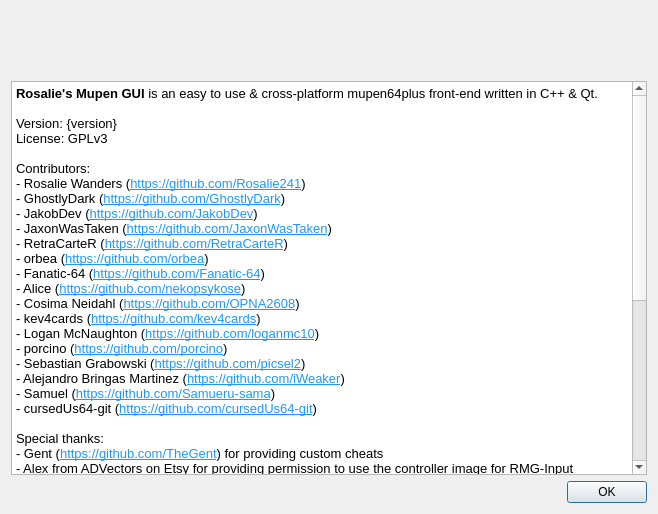
Above: Source/RMG/UserInterface/Dialog/AboutDialog.ui from Rosalie241/RMG before the change. Below: the same form after it.
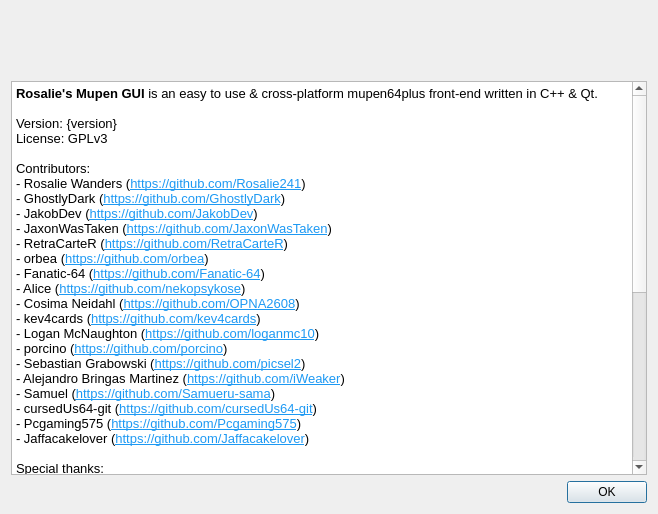
That is the form after the change. Icons and pictures are not drawn.

Commit message: RMG: add new contributors to AboutDialog.ui

Patch:
```diff
--- a/Source/RMG/UserInterface/Dialog/AboutDialog.ui
+++ b/Source/RMG/UserInterface/Dialog/AboutDialog.ui
@@ -84,10 +84,12 @@
 &lt;p style=&quot; margin-top:0px; margin-bottom:0px; margin-left:0px; margin-right:0px; -qt-block-indent:0; text-indent:0px;&quot;&gt;- Alejandro Bringas Martinez (&lt;a href=&quot;https://github.com/iWeaker&quot;&gt;&lt;span style=&quot; text-decoration: underline; color:#1d99f3;&quot;&gt;https://github.com/iWeaker&lt;/span&gt;&lt;/a&gt;)&lt;/p&gt;
 &lt;p style=&quot; margin-top:0px; margin-bottom:0px; margin-left:0px; margin-right:0px; -qt-block-indent:0; text-indent:0px;&quot;&gt;- Samuel (&lt;a href=&quot;https://github.com/Samueru-sama&quot;&gt;&lt;span style=&quot; text-decoration: underline; color:#1d99f3;&quot;&gt;https://github.com/Samueru-sama&lt;/span&gt;&lt;/a&gt;)&lt;/p&gt;
 &lt;p style=&quot; margin-top:0px; margin-bottom:0px; margin-left:0px; margin-right:0px; -qt-block-indent:0; text-indent:0px;&quot;&gt;- cursedUs64-git (&lt;a href=&quot;https://github.com/cursedUs64-git&quot;&gt;&lt;span style=&quot; text-decoration: underline; color:#1d99f3;&quot;&gt;https://github.com/cursedUs64-git&lt;/span&gt;&lt;/a&gt;)&lt;/p&gt;
+&lt;p style=&quot; margin-top:0px; margin-bottom:0px; margin-left:0px; margin-right:0px; -qt-block-indent:0; text-indent:0px;&quot;&gt;- Pcgaming575 (&lt;a href=&quot;https://github.com/Pcgaming575&quot;&gt;&lt;span style=&quot; text-decoration: underline; color:#1d99f3;&quot;&gt;https://github.com/Pcgaming575&lt;/span&gt;&lt;/a&gt;)&lt;/p&gt;
+&lt;p style=&quot; margin-top:0px; margin-bottom:0px; margin-left:0px; margin-right:0px; -qt-block-indent:0; text-indent:0px;&quot;&gt;- Jaffacakelover (&lt;a href=&quot;https://github.com/Jaffacakelover&quot;&gt;&lt;span style=&quot; text-decoration: underline; color:#1d99f3;&quot;&gt;https://github.com/Jaffacakelover&lt;/span&gt;&lt;/a&gt;) &lt;/p&gt;
 &lt;p style=&quot;-qt-paragraph-type:empty; margin-top:0px; margin-bottom:0px; margin-left:0px; margin-right:0px; -qt-block-indent:0; text-indent:0px;&quot;&gt;&lt;br /&gt;&lt;/p&gt;
 &lt;p style=&quot; margin-top:0px; margin-bottom:0px; margin-left:0px; margin-right:0px; -qt-block-indent:0; text-indent:0px;&quot;&gt;Special thanks:&lt;/p&gt;
 &lt;p style=&quot; margin-top:0px; margin-bottom:0px; margin-left:0px; margin-right:0px; -qt-block-indent:0; text-indent:0px;&quot;&gt;- Gent (&lt;a href=&quot;https://github.com/TheGent&quot;&gt;&lt;span style=&quot; text-decoration: underline; color:#1d99f3;&quot;&gt;https://github.com/TheGent&lt;/span&gt;&lt;/a&gt;) for providing custom cheats&lt;/p&gt;
-&lt;p style=&quot; margin-top:0px; margin-bottom:0px; margin-left:0px; margin-right:0px; -qt-block-indent:0; text-indent:0px;&quot;&gt;- Alex from ADVectors on Etsy for providing permission to use the controller image for RMG-Input&lt;/p&gt;
+&lt;p style=&quot; margin-top:0px; margin-bottom:0px; margin-left:0px; margin-right:0px; -qt-block-indent:0; text-indent:0px;&quot;&gt;- Jaffacakelover (&lt;a href=&quot;https://github.com/Jaffacakelover&quot;&gt;&lt;span style=&quot; text-decoration: underline; color:#1d99f3;&quot;&gt;https://github.com/Jaffacakelover&lt;/span&gt;&lt;/a&gt;) for making the controller image for RMG-Input&lt;/p&gt;
 &lt;p style=&quot;-qt-paragraph-type:empty; margin-top:0px; margin-bottom:0px; margin-left:0px; margin-right:0px; -qt-block-indent:0; text-indent:0px;&quot;&gt;&lt;br /&gt;&lt;/p&gt;
 &lt;p style=&quot; margin-top:0px; margin-bottom:0px; margin-left:0px; margin-right:0px; -qt-block-indent:0; text-indent:0px;&quot;&gt;It uses the following third party projects:&lt;/p&gt;
 &lt;p style=&quot; margin-top:0px; margin-bottom:0px; margin-left:0px; margin-right:0px; -qt-block-indent:0; text-indent:0px;&quot;&gt;- discord-rpc (&lt;a href=&quot;https://github.com/discord/discord-rpc&quot;&gt;&lt;span style=&quot; text-decoration: underline; color:#1d99f3;&quot;&gt;https://github.com/discord/discord-rpc&lt;/span&gt;&lt;/a&gt;)&lt;/p&gt;
```
